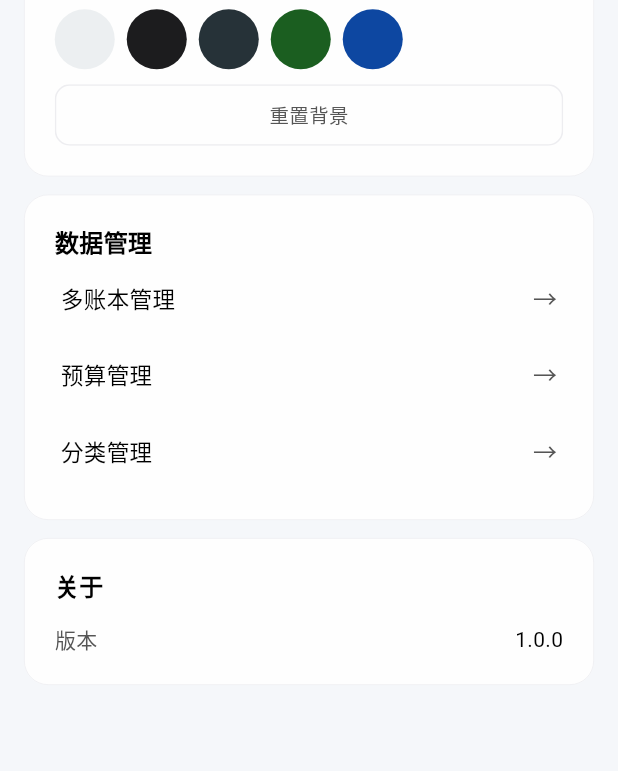
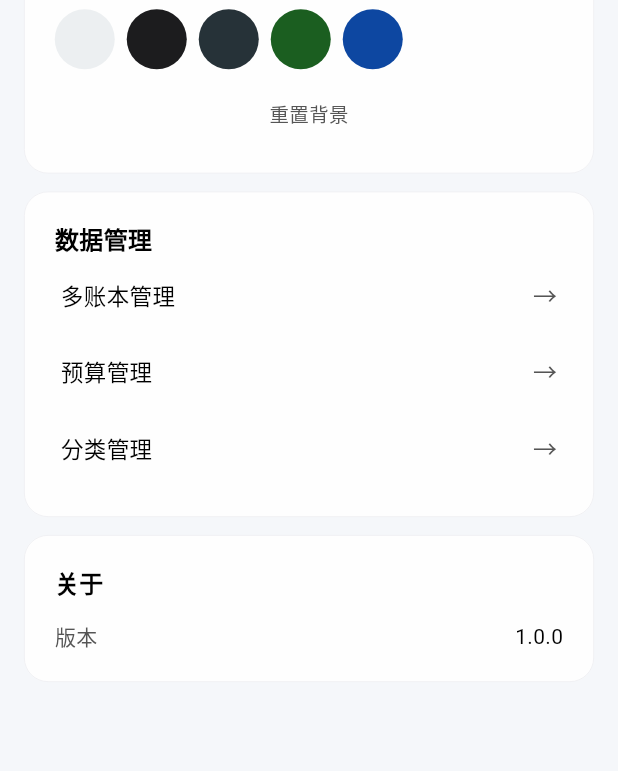
Before and after one commit to Xiaoyang2233/personal-bill-app, a Flutter app: the screen it shows after launch, item 5 of the bottom bar chosen, scrolled down 169 dp, on a phone screen of 412 x 824 dp. Shown: the part 311-1082 px from the top of the screen. Run offline on Flutter 3.47's test engine with Material 3 defaults, Android fonts, the phone set to English and light mode, and no system bars; our stand-ins replace csv, file_picker, fl_chart, image_picker, share_plus, shared_preferences and 1 more; accounts and stored records are empty.

Commit message:
fix: 修复数据库报错、自动创建账本、按钮失效、透明度持久化，修改应用名为记一笔

```diff
--- a/lib/database/database_helper.dart
+++ b/lib/database/database_helper.dart
@@ -22,11 +22,6 @@ class DatabaseHelper {
       path,
       version: 1,
       onCreate: _createDB,
-      onConfigure: (db) async {
-        // Force DELETE journal mode: data is written directly to disk,
-        // avoiding WAL checkpoint loss on app kill
-        await db.execute('PRAGMA journal_mode=DELETE');
-      },
     );
   }
 
--- a/lib/screens/budget_manage_screen.dart
+++ b/lib/screens/budget_manage_screen.dart
@@ -38,7 +38,11 @@ class _BudgetManageScreenState extends State<BudgetManageScreen> {
   }
 
   Future<void> _loadCategories() async {
-    _categories = await _categoryService.getCategories('expense');
+    try {
+      _categories = await _categoryService.getCategories('expense');
+    } catch (_) {
+      _categories = CategoryService.defaultExpenseCategories;
+    }
     setState(() {});
   }
 
--- a/lib/screens/data_screen.dart
+++ b/lib/screens/data_screen.dart
@@ -404,9 +404,7 @@ class _DataScreenState extends State<DataScreen> {
                   ),
                 ],
               ),
-              const SizedBox(height: 16),
-              Container(height: 0.5, color: theme.borderColor),
-              const SizedBox(height: 14),
+              const SizedBox(height: 24),
               Row(
                 children: [
                   _buildStat('${stats?.recordCount ?? 0}', '总记录', theme.textColor, theme),
--- a/lib/screens/settings_screen.dart
+++ b/lib/screens/settings_screen.dart
@@ -20,28 +20,6 @@ class _SettingsScreenState extends State<SettingsScreen> {
     '#FCE4EC', '#F3E5F5', '#EFEBE9', '#ECEFF1',
     '#1C1C1E', '#263238', '#1B5E20', '#0D47A1',
   ];
-
-  double _localOpacity = 0.5;
-
-  @override
-  void initState() {
-    super.initState();
-    context.read<ThemeProvider>().addListener(_onThemeChanged);
-  }
-
-  @override
-  void dispose() {
-    context.read<ThemeProvider>().removeListener(_onThemeChanged);
-    super.dispose();
-  }
-
-  void _onThemeChanged() {
-    if (!mounted) return;
-    final theme = context.read<ThemeProvider>();
-    if (_localOpacity != theme.backgroundOpacity) {
-      setState(() => _localOpacity = theme.backgroundOpacity);
-    }
-  }
 
   @override
   Widget build(BuildContext context) {
@@ -111,18 +89,17 @@ class _SettingsScreenState extends State<SettingsScreen> {
                 mainAxisAlignment: MainAxisAlignment.spaceBetween,
                 children: [
                   Text('背景透明度', style: TextStyle(fontSize: 13, color: theme.textColor)),
-                  Text('${(_localOpacity * 100).round()}%',
+                  Text('${(theme.backgroundOpacity * 100).round()}%',
                     style: TextStyle(fontSize: 13, color: theme.textSecondaryColor)),
                 ],
               ),
               Slider(
-                value: _localOpacity,
+                value: theme.backgroundOpacity,
                 min: 0,
                 max: 1,
                 activeColor: theme.primaryColor,
                 inactiveColor: theme.borderColor,
                 onChanged: (v) {
-                  setState(() => _localOpacity = v);
                   theme.setBackgroundOpacity(v);
                 },
               ),
@@ -279,17 +256,11 @@ class _SettingsScreenState extends State<SettingsScreen> {
         borderRadius: BorderRadius.circular(10),
         splashColor: theme.primaryColor.withAlpha(30),
         highlightColor: theme.primaryColor.withAlpha(20),
-        child: Ink(
-          decoration: BoxDecoration(
-            border: Border.all(color: theme.borderColor),
-            borderRadius: BorderRadius.circular(10),
-          ),
-          child: Container(
-            width: double.infinity,
-            padding: const EdgeInsets.symmetric(vertical: 10),
-            alignment: Alignment.center,
-            child: Text(label, style: TextStyle(fontSize: 13, color: theme.textSecondaryColor)),
-          ),
+        child: Container(
+          width: double.infinity,
+          padding: const EdgeInsets.symmetric(vertical: 10),
+          alignment: Alignment.center,
+          child: Text(label, style: TextStyle(fontSize: 13, color: theme.textSecondaryColor)),
         ),
       ),
     );
```
Also changed, not shown: 1 other file.
